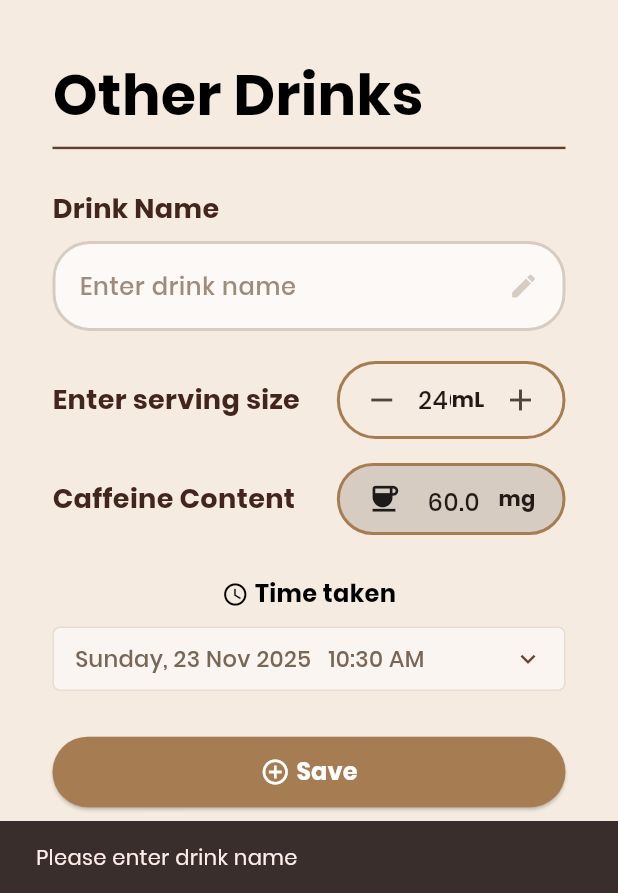
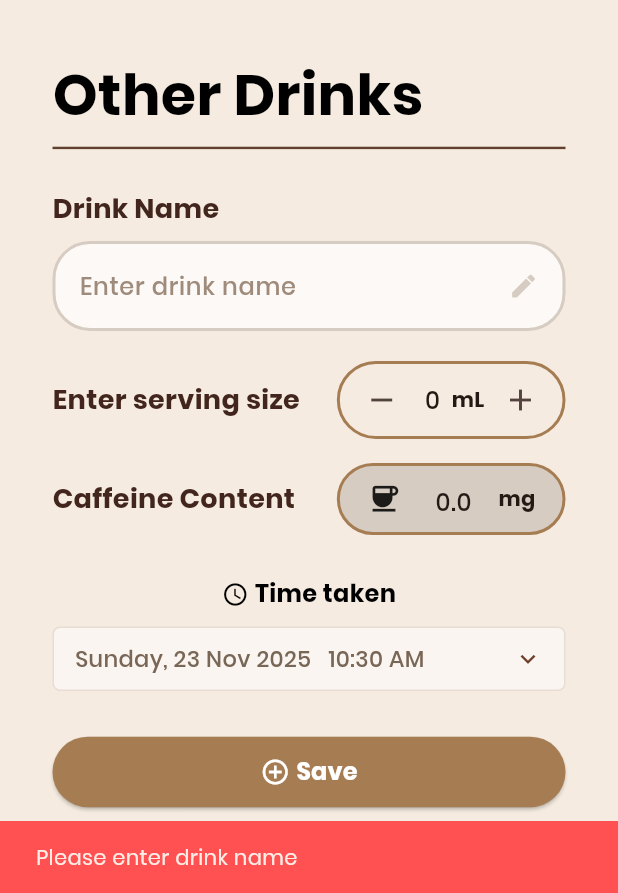
Before and after one commit to FathurrahmanNasution/caffeine_tracker, a Flutter app: the AddotherdrinkPage screen opened by its route, after a tap on "Save", on a phone screen of 412 x 824 dp, the part 343-1236 px from its top. Run offline on Flutter 3.47's test engine with Material 3 defaults, Android fonts, the phone set to English and light mode, and no system bars; our stand-ins replace cached_network_image, cloud_firestore, firebase_auth, firebase_core, google_sign_in, image_picker and 2 more; accounts and stored records are empty.

Commit message:
restrictions untuk form addotherdrink_page.dart serving size dan caffeine content (input (number only) > 0), time taken <= now,

```diff
--- a/lib/screens/addotherdrink_page.dart
+++ b/lib/screens/addotherdrink_page.dart
@@ -17,7 +17,7 @@ class _AddotherdrinkPageState extends State<AddotherdrinkPage> {
 
   String get currentUserId => FirebaseAuth.instance.currentUser?.uid ?? "";
 
-  int servingSize = 240;
+  int servingSize = 0;
   double caffeineContent = 0;
   bool isCaffeineEdited = false;
   DateTime selectedDateTime = DateTime.now();
@@ -29,7 +29,6 @@ class _AddotherdrinkPageState extends State<AddotherdrinkPage> {
   @override
   void initState() {
     super.initState();
-    caffeineContent = (50 / 200) * servingSize;
 
     _servingController = TextEditingController(text: "$servingSize");
     _caffeineController =
@@ -51,7 +50,6 @@ class _AddotherdrinkPageState extends State<AddotherdrinkPage> {
       _servingController.text = servingSize.toString();
 
       if (!isCaffeineEdited) {
-        caffeineContent = (50 / 200) * servingSize;
         _caffeineController.text = caffeineContent.toStringAsFixed(1);
       }
     });
@@ -64,7 +62,6 @@ class _AddotherdrinkPageState extends State<AddotherdrinkPage> {
         _servingController.text = servingSize.toString();
 
         if (!isCaffeineEdited) {
-          caffeineContent = (50 / 200) * servingSize;
           _caffeineController.text = caffeineContent.toStringAsFixed(1);
         }
       }
@@ -77,7 +74,6 @@ class _AddotherdrinkPageState extends State<AddotherdrinkPage> {
       setState(() {
         servingSize = number;
         if (!isCaffeineEdited) {
-          caffeineContent = (50 / 200) * servingSize;
           _caffeineController.text = caffeineContent.toStringAsFixed(1);
         }
       });
@@ -125,7 +121,40 @@ class _AddotherdrinkPageState extends State<AddotherdrinkPage> {
   Future<void> _saveDrink() async {
     if (_drinkNameController.text.trim().isEmpty) {
       ScaffoldMessenger.of(context).showSnackBar(
-        const SnackBar(content: Text('Please enter drink name')),
+        const SnackBar(
+            content: Text('Please enter drink name'),
+            backgroundColor: Color(0xFFFF5151),
+        ),
+      );
+      return;
+    }
+
+    if (servingSize <= 0) {
+      ScaffoldMessenger.of(context).showSnackBar(
+        const SnackBar(
+          content: Text('Serving size must be greater than 0!'),
+          backgroundColor: Color(0xFFFF5151),
+        ),
+      );
+      return;
+    }
+
+    if (caffeineContent <= 0) {
+      ScaffoldMessenger.of(context).showSnackBar(
+        const SnackBar(
+          content: Text('Caffeine content must be greater than 0!'),
+          backgroundColor: Color(0xFFFF5151),
+        ),
+      );
+      return;
+    }
+
+    if (selectedDateTime.isAfter(DateTime.now())) {
+      ScaffoldMessenger.of(context).showSnackBar(
+        const SnackBar(
+          content: Text('Time cannot be in the future!'),
+          backgroundColor: Color(0xFFFF5151),
+        ),
       );
       return;
     }
```
